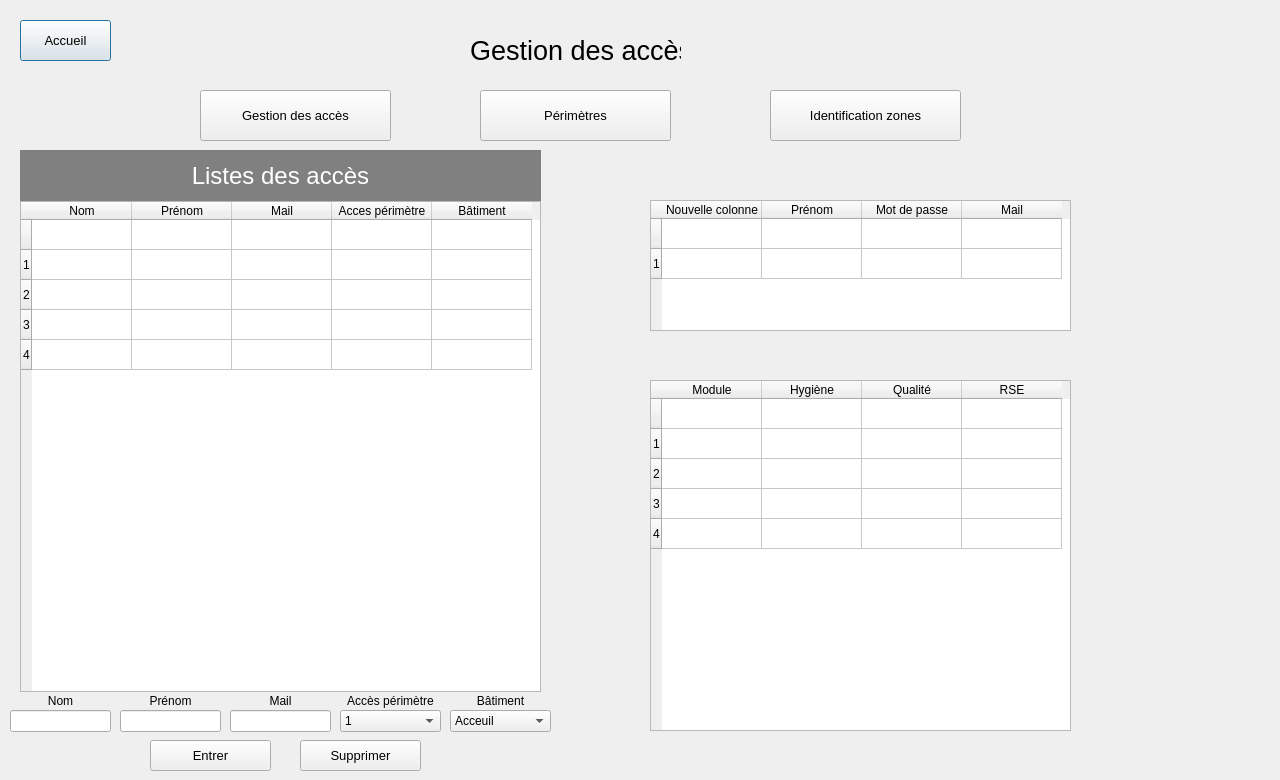
simzrch/Projet_Entremont, file Projet_Ajour/gestion.ui: the form before one commit.
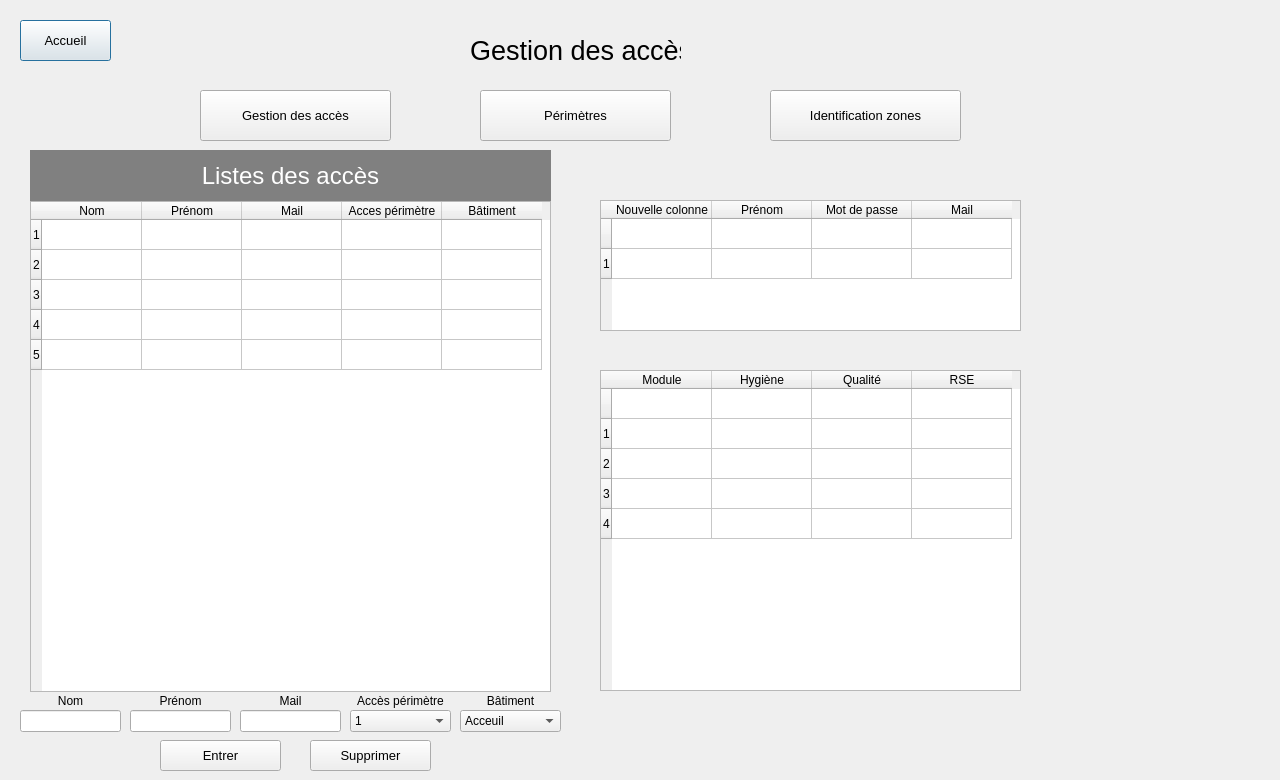
The form after the commit.

Commit message: modification des interfaces gestion/perimetre/zones

The edit to the form file:
```diff
--- a/Projet_Ajour/gestion.ui
+++ b/Projet_Ajour/gestion.ui
@@ -112,7 +112,7 @@
   <widget class="QLabel" name="label_2">
    <property name="geometry">
     <rect>
-     <x>20</x>
+     <x>30</x>
      <y>150</y>
      <width>521</width>
      <height>51</height>
@@ -144,37 +144,17 @@
   <widget class="QTableWidget" name="tableWidgetAcces">
    <property name="geometry">
     <rect>
-     <x>20</x>
+     <x>30</x>
      <y>201</y>
      <width>521</width>
      <height>491</height>
     </rect>
    </property>
-   <row>
-    <property name="text">
-     <string/>
-    </property>
-   </row>
-   <row>
-    <property name="text">
-     <string>1</string>
-    </property>
-   </row>
-   <row>
-    <property name="text">
-     <string>2</string>
-    </property>
-   </row>
-   <row>
-    <property name="text">
-     <string>3</string>
-    </property>
-   </row>
-   <row>
-    <property name="text">
-     <string>4</string>
-    </property>
-   </row>
+   <row/>
+   <row/>
+   <row/>
+   <row/>
+   <row/>
    <column>
     <property name="text">
      <string>Nom</string>
@@ -204,7 +184,7 @@
   <widget class="QLineEdit" name="lineEditNom">
    <property name="geometry">
     <rect>
-     <x>10</x>
+     <x>20</x>
      <y>710</y>
      <width>101</width>
      <height>22</height>
@@ -217,7 +197,7 @@
   <widget class="QLineEdit" name="lineEditPrenom">
    <property name="geometry">
     <rect>
-     <x>120</x>
+     <x>130</x>
      <y>710</y>
      <width>101</width>
      <height>22</height>
@@ -230,7 +210,7 @@
   <widget class="QLineEdit" name="lineEditMail">
    <property name="geometry">
     <rect>
-     <x>230</x>
+     <x>240</x>
      <y>710</y>
      <width>101</width>
      <height>22</height>
@@ -240,7 +220,7 @@
   <widget class="QLabel" name="label_3">
    <property name="geometry">
     <rect>
-     <x>10</x>
+     <x>20</x>
      <y>690</y>
      <width>101</width>
      <height>21</height>
@@ -256,7 +236,7 @@
   <widget class="QLabel" name="label_4">
    <property name="geometry">
     <rect>
-     <x>120</x>
+     <x>130</x>
      <y>690</y>
      <width>101</width>
      <height>21</height>
@@ -272,7 +252,7 @@
   <widget class="QLabel" name="label_5">
    <property name="geometry">
     <rect>
-     <x>230</x>
+     <x>240</x>
      <y>690</y>
      <width>101</width>
      <height>21</height>
@@ -288,7 +268,7 @@
   <widget class="QLabel" name="label_6">
    <property name="geometry">
     <rect>
-     <x>340</x>
+     <x>350</x>
      <y>690</y>
      <width>101</width>
      <height>21</height>
@@ -304,7 +284,7 @@
   <widget class="QTableWidget" name="tableWidgetNouv">
    <property name="geometry">
     <rect>
-     <x>650</x>
+     <x>600</x>
      <y>200</y>
      <width>421</width>
      <height>131</height>
@@ -347,10 +327,10 @@
   <widget class="QTableWidget" name="tableWidgetModule">
    <property name="geometry">
     <rect>
-     <x>650</x>
-     <y>380</y>
+     <x>600</x>
+     <y>370</y>
      <width>421</width>
-     <height>351</height>
+     <height>321</height>
     </rect>
    </property>
    <row>
@@ -402,7 +382,7 @@
   <widget class="QPushButton" name="ButtonEntrer">
    <property name="geometry">
     <rect>
-     <x>150</x>
+     <x>160</x>
      <y>740</y>
      <width>121</width>
      <height>31</height>
@@ -420,7 +400,7 @@
   <widget class="QLabel" name="label_7">
    <property name="geometry">
     <rect>
-     <x>450</x>
+     <x>460</x>
      <y>690</y>
      <width>101</width>
      <height>21</height>
@@ -436,7 +416,7 @@
   <widget class="QPushButton" name="ButtonSupprimer">
    <property name="geometry">
     <rect>
-     <x>300</x>
+     <x>310</x>
      <y>740</y>
      <width>121</width>
      <height>31</height>
@@ -454,7 +434,7 @@
   <widget class="QComboBox" name="comboBoxAcces">
    <property name="geometry">
     <rect>
-     <x>340</x>
+     <x>350</x>
      <y>710</y>
      <width>101</width>
      <height>22</height>
@@ -479,7 +459,7 @@
   <widget class="QComboBox" name="comboBoxBatiment">
    <property name="geometry">
     <rect>
-     <x>450</x>
+     <x>460</x>
      <y>710</y>
      <width>101</width>
      <height>22</height>
```
The commit also changes 2 other files.
